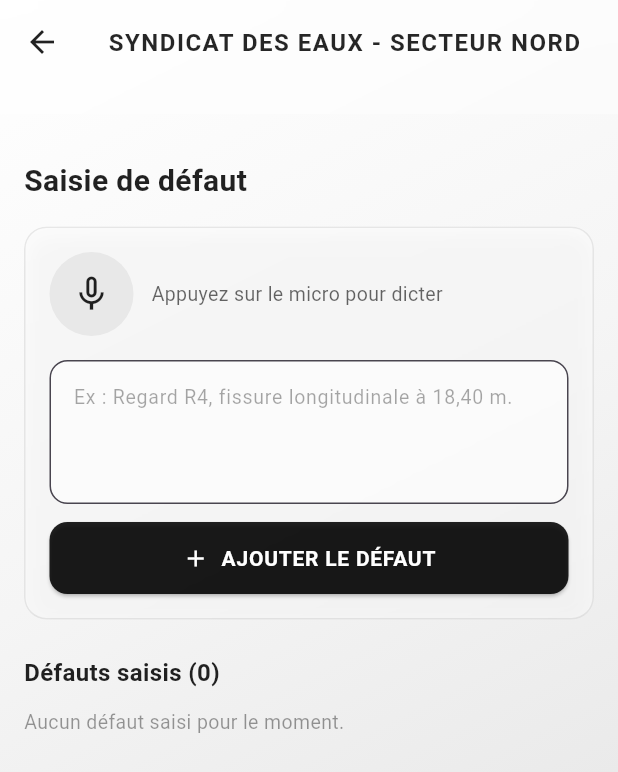
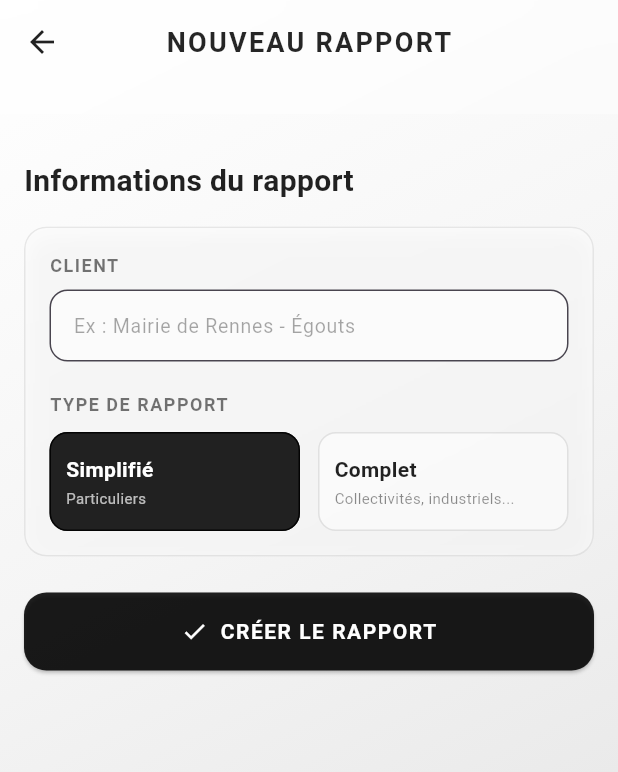
Before and after one commit to BZBots35/BZ-Report, a Flutter app: the screen it shows after launch, after a tap on "NOUVEAU RAPPORT", on a phone screen of 412 x 824 dp. Shown: the top 772 px of the screen. Run offline on Flutter 3.47's test engine with Material 3 defaults, Android fonts, the phone set to English and light mode, and no system bars; our stand-ins replace speech_to_text.

Commit message:
Ajout rapport (à retravailler)

```diff
--- a/lib/mocks/mock_rapports.dart
+++ b/lib/mocks/mock_rapports.dart
@@ -1,23 +1,26 @@
 import '../models/rapport.dart';
 
-// On crée une liste constante contenant nos faux rapports
+// Liste modifiable : les nouveaux rapports créés dans l'app s'y ajoutent
 final List<Rapport> fausseListeRapports = [
   Rapport(
     id: '001',
     nomClient: 'Syndicat des Eaux - Secteur Nord',
     date: '02/07/2026',
     statut: 'Terminé',
+    type: TypeRapport.complet,
   ),
   Rapport(
     id: '002',
     nomClient: 'Mairie de Rennes - Égouts',
     date: '01/07/2026',
     statut: 'En attente vidéo',
+    type: TypeRapport.complet,
   ),
   Rapport(
     id: '003',
     nomClient: 'Particulier - M. Dupont',
     date: '28/06/2026',
     statut: 'Terminé',
+    type: TypeRapport.simplifie,
   ),
 ];
--- a/lib/models/rapport.dart
+++ b/lib/models/rapport.dart
@@ -1,14 +1,17 @@
+enum TypeRapport { simplifie, complet }
+
 class Rapport {
   final String id;
   final String nomClient;
   final String date;
   final String statut;
+  final TypeRapport type;
 
-  // Le constructeur : il oblige à fournir ces 4 informations pour créer un rapport
   Rapport({
     required this.id,
     required this.nomClient,
     required this.date,
     required this.statut,
+    this.type = TypeRapport.simplifie,
   });
 }
--- /dev/null
+++ b/lib/screens/creation_rapport_screen.dart
@@ -0,0 +1,254 @@
+import 'package:flutter/material.dart';
+import 'dart:ui';
+import '../models/rapport.dart';
+import '../mocks/mock_rapports.dart';
+import '../widgets/glass_card.dart';
+import 'saisie_defaut_screen.dart';
+
+class CreationRapportScreen extends StatefulWidget {
+  const CreationRapportScreen({super.key});
+
+  @override
+  State<CreationRapportScreen> createState() => _CreationRapportScreenState();
+}
+
+class _CreationRapportScreenState extends State<CreationRapportScreen> {
+  final TextEditingController _nomClientController = TextEditingController();
+  TypeRapport _typeSelectionne = TypeRapport.simplifie;
+  String? _erreur;
+
+  @override
+  void dispose() {
+    _nomClientController.dispose();
+    super.dispose();
+  }
+
+  void _creerRapport() {
+    final nom = _nomClientController.text.trim();
+
+    if (nom.isEmpty) {
+      setState(() => _erreur = 'Le nom du client est obligatoire.');
+      return;
+    }
+
+    final maintenant = DateTime.now();
+    final dateFormatee =
+        '${maintenant.day.toString().padLeft(2, '0')}/${maintenant.month.toString().padLeft(2, '0')}/${maintenant.year}';
+
+    final nouveauRapport = Rapport(
+      id: DateTime.now().millisecondsSinceEpoch.toString(),
+      nomClient: nom,
+      date: dateFormatee,
+      statut: 'En attente vidéo',
+      type: _typeSelectionne,
+    );
+
+    // Ajout en tête de liste pour qu'il apparaisse en premier dans "récents"
+    fausseListeRapports.insert(0, nouveauRapport);
+
+    Navigator.pushReplacement(
+      context,
+      MaterialPageRoute(
+        builder: (_) => SaisieDefautScreen(rapport: nouveauRapport),
+      ),
+    );
+  }
+
+  @override
+  Widget build(BuildContext context) {
+    return Scaffold(
+      extendBodyBehindAppBar: true,
+      appBar: PreferredSize(
+        preferredSize: const Size.fromHeight(kToolbarHeight + 20),
+        child: _buildGlassAppBar(),
+      ),
+      body: _buildMainContent(),
+    );
+  }
+
+  Widget _buildGlassAppBar() {
+    return ClipRRect(
+      child: BackdropFilter(
+        filter: ImageFilter.blur(sigmaX: 10.0, sigmaY: 10.0),
+        child: AppBar(
+          backgroundColor: Colors.white.withOpacity(0.4),
+          elevation: 0,
+          leading: const BackButton(color: Colors.black87),
+          title: Text(
+            'NOUVEAU RAPPORT',
+            style: TextStyle(
+              color: Colors.black.withOpacity(0.85),
+              fontWeight: FontWeight.w600,
+              fontSize: 18,
+              letterSpacing: 1.5,
+            ),
+          ),
+          centerTitle: true,
+        ),
+      ),
+    );
+  }
+
+  Widget _buildMainContent() {
+    return Stack(
+      children: [
+        Container(
+          decoration: BoxDecoration(
+            gradient: LinearGradient(
+              colors: [
+                Colors.white,
+                const Color(0xFFF5F5F5),
+                const Color(0xFFEAEAEA),
+                const Color(0xFFE0E0E0).withOpacity(0.6),
+              ],
+              begin: Alignment.topLeft,
+              end: Alignment.bottomRight,
+              stops: const [0.0, 0.4, 0.7, 1.0],
+            ),
+          ),
+        ),
+        SingleChildScrollView(
+          padding: const EdgeInsets.fromLTRB(16, kToolbarHeight + 50, 16, 16),
+          child: Column(
+            crossAxisAlignment: CrossAxisAlignment.start,
+            children: [
+              const Text(
+                'Informations du rapport',
+                style: TextStyle(color: Colors.black87, fontSize: 20, fontWeight: FontWeight.bold),
+              ),
+              const SizedBox(height: 16),
+              _buildFormCard(),
+              const SizedBox(height: 24),
+              _buildCreerButton(),
+            ],
+          ),
+        ),
+      ],
+    );
+  }
+
+  Widget _buildFormCard() {
+    return GlassCard(
+      child: Column(
+        crossAxisAlignment: CrossAxisAlignment.start,
+        children: [
+          const Text(
+            'CLIENT',
+            style: TextStyle(color: Colors.black54, fontSize: 12, fontWeight: FontWeight.w600, letterSpacing: 1.0),
+          ),
+          const SizedBox(height: 8),
+          TextField(
+            controller: _nomClientController,
+            style: const TextStyle(color: Colors.black87),
+            decoration: InputDecoration(
+              hintText: 'Ex : Mairie de Rennes - Égouts',
+              hintStyle: TextStyle(color: Colors.black.withOpacity(0.35), fontSize: 13),
+              filled: true,
+              fillColor: Colors.white.withOpacity(0.6),
+              border: OutlineInputBorder(
+                borderRadius: BorderRadius.circular(12),
+                borderSide: BorderSide(color: Colors.black.withOpacity(0.08)),
+              ),
+              contentPadding: const EdgeInsets.all(12),
+              errorText: _erreur,
+            ),
+            onChanged: (_) {
+              if (_erreur != null) setState(() => _erreur = null);
+            },
+          ),
+          const SizedBox(height: 20),
+          const Text(
+            'TYPE DE RAPPORT',
+            style: TextStyle(color: Colors.black54, fontSize: 12, fontWeight: FontWeight.w600, letterSpacing: 1.0),
+          ),
+          const SizedBox(height: 10),
+          _buildTypeSelector(),
+        ],
+      ),
+    );
+  }
+
+  Widget _buildTypeSelector() {
+    return Row(
+      children: [
+        Expanded(
+          child: _buildTypeOption(
+            label: 'Simplifié',
+            sousTitre: 'Particuliers',
+            type: TypeRapport.simplifie,
+          ),
+        ),
+        const SizedBox(width: 12),
+        Expanded(
+          child: _buildTypeOption(
+            label: 'Complet',
+            sousTitre: 'Collectivités, industriels...',
+            type: TypeRapport.complet,
+          ),
+        ),
+      ],
+    );
+  }
+
+  Widget _buildTypeOption({
+    required String label,
+    required String sousTitre,
+    required TypeRapport type,
+  }) {
+    final bool selected = _typeSelectionne == type;
+    return GestureDetector(
+      onTap: () => setState(() => _typeSelectionne = type),
+      child: Container(
+        padding: const EdgeInsets.symmetric(vertical: 14, horizontal: 10),
+        decoration: BoxDecoration(
+          color: selected ? Colors.black87 : Colors.white.withOpacity(0.5),
+          borderRadius: BorderRadius.circular(12),
+          border: Border.all(
+            color: selected ? Colors.black87 : Colors.black.withOpacity(0.1),
+          ),
+        ),
+        child: Column(
+          crossAxisAlignment: CrossAxisAlignment.start,
+          mainAxisSize: MainAxisSize.min,
+          children: [
+            Text(
+              label,
+              style: TextStyle(
+                color: selected ? Colors.white : Colors.black87,
+                fontSize: 14,
+                fontWeight: FontWeight.bold,
+              ),
+            ),
+            const SizedBox(height: 2),
+            Text(
+              sousTitre,
+              style: TextStyle(
+                color: selected ? Colors.white70 : Colors.black45,
+                fontSize: 10,
+              ),
+            ),
+          ],
+        ),
+      ),
+    );
+  }
+
+  Widget _buildCreerButton() {
+    return SizedBox(
+      width: double.infinity,
+      child: ElevatedButton.icon(
+        onPressed: _creerRapport,
+        icon: const Icon(Icons.check, color: Colors.white, size: 18),
+        label: const Text(
+          'CRÉER LE RAPPORT',
+          style: TextStyle(color: Colors.white, fontWeight: FontWeight.bold, letterSpacing: 1.0),
+        ),
+        style: ElevatedButton.styleFrom(
+          backgroundColor: Colors.black87,
+          padding: const EdgeInsets.symmetric(vertical: 16),
+          shape: RoundedRectangleBorder(borderRadius: BorderRadius.circular(15)),
+        ),
+      ),
+    );
+  }
+}
--- a/lib/screens/dashboard_screen.dart
+++ b/lib/screens/dashboard_screen.dart
@@ -4,6 +4,7 @@ import '../mocks/mock_rapports.dart';
 import '../widgets/glass_card.dart';
 import 'liste_rapports_screen.dart';
 import 'saisie_defaut_screen.dart';
+import 'creation_rapport_screen.dart';
 
 class DashboardScreen extends StatelessWidget {
   const DashboardScreen({super.key});
@@ -125,7 +126,7 @@ class DashboardScreen extends StatelessWidget {
     );
   }
 
-  // --- ACCÈS RAPIDE ---
+     // --- ACCÈS RAPIDE ---
   Widget _buildQuickAction(BuildContext context) {
     return SizedBox(
       width: double.infinity,
@@ -134,7 +135,7 @@ class DashboardScreen extends StatelessWidget {
           Navigator.push(
             context,
             MaterialPageRoute(
-              builder: (_) => SaisieDefautScreen(rapport: fausseListeRapports.first),
+              builder: (_) => const CreationRapportScreen(),
             ),
           );
         },
```
Also changed, not shown: lib/screens/generation_rapport_screen.dart (added, +351 -0 lines), lib/screens/saisie_defaut_screen.dart (+50 -18 lines), lib/services/text_correction_service.dart (added, +26 -0 lines).
